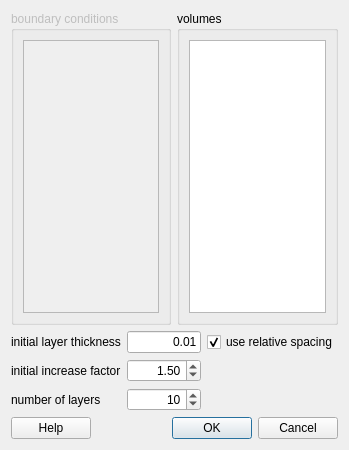
Before: the Qt Designer form src/guidivideboundarylayer.ui in enGits/engrid, drawn with Qt 5.
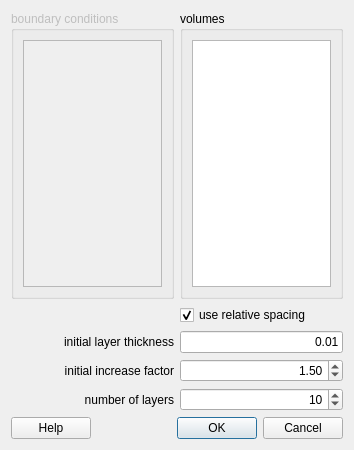
After: the same form once the commit is applied. Icons and pictures are not drawn.

```diff
--- a/src/guidivideboundarylayer.ui
+++ b/src/guidivideboundarylayer.ui
@@ -6,7 +6,7 @@
    <rect>
     <x>0</x>
     <y>0</y>
-    <width>349</width>
+    <width>354</width>
     <height>450</height>
    </rect>
   </property>
@@ -17,7 +17,7 @@
    <iconset resource="engrid.qrc">
     <normaloff>:/icons/resources/icons/G.png</normaloff>:/icons/resources/icons/G.png</iconset>
   </property>
-  <layout class="QGridLayout" name="gridLayout_2">
+  <layout class="QGridLayout" name="gridLayout">
    <item row="0" column="0">
     <widget class="QGroupBox" name="groupBox">
      <property name="enabled">
@@ -32,7 +32,7 @@
      <property name="title">
       <string>boundary conditions</string>
      </property>
-     <layout class="QHBoxLayout" name="horizontalLayout_2">
+     <layout class="QVBoxLayout" name="verticalLayout_2">
       <item>
        <widget class="QListWidget" name="listWidgetBC">
         <property name="sizePolicy">
@@ -64,33 +64,47 @@
      </layout>
     </widget>
    </item>
-   <item row="1" column="0" colspan="2">
-    <layout class="QGridLayout" name="gridLayout">
-     <item row="0" column="1">
-      <widget class="QLineEdit" name="lineEditH">
+   <item row="1" column="1">
+    <widget class="QCheckBox" name="checkBoxH">
        <property name="text">
-        <string>0.01</string>
-       </property>
-       <property name="alignment">
-        <set>Qt::AlignRight|Qt::AlignTrailing|Qt::AlignVCenter</set>
+      <string>use relative spacing</string>
+     </property>
+     <property name="checked">
+      <bool>true</bool>
        </property>
       </widget>
      </item>
-     <item row="0" column="0">
+   <item row="2" column="0">
       <widget class="QLabel" name="label">
        <property name="text">
         <string>initial layer thickness</string>
        </property>
-      </widget>
-     </item>
-     <item row="1" column="0">
+     <property name="alignment">
+      <set>Qt::AlignRight|Qt::AlignTrailing|Qt::AlignVCenter</set>
+     </property>
+    </widget>
+   </item>
+   <item row="2" column="1">
+    <widget class="QLineEdit" name="lineEditH">
+     <property name="text">
+      <string>0.01</string>
+     </property>
+     <property name="alignment">
+      <set>Qt::AlignRight|Qt::AlignTrailing|Qt::AlignVCenter</set>
+     </property>
+    </widget>
+   </item>
+   <item row="3" column="0">
       <widget class="QLabel" name="label_3">
        <property name="text">
         <string>initial increase factor</string>
        </property>
-      </widget>
-     </item>
-     <item row="1" column="1">
+     <property name="alignment">
+      <set>Qt::AlignRight|Qt::AlignTrailing|Qt::AlignVCenter</set>
+     </property>
+    </widget>
+   </item>
+   <item row="3" column="1">
       <widget class="QDoubleSpinBox" name="doubleSpinBoxF">
        <property name="alignment">
         <set>Qt::AlignRight|Qt::AlignTrailing|Qt::AlignVCenter</set>
@@ -109,7 +123,17 @@
        </property>
       </widget>
      </item>
-     <item row="2" column="1">
+   <item row="4" column="0">
+    <widget class="QLabel" name="label_2">
+     <property name="text">
+      <string>number of layers</string>
+     </property>
+     <property name="alignment">
+      <set>Qt::AlignRight|Qt::AlignTrailing|Qt::AlignVCenter</set>
+     </property>
+    </widget>
+   </item>
+   <item row="4" column="1">
       <widget class="QSpinBox" name="spinBoxLayers">
        <property name="alignment">
         <set>Qt::AlignRight|Qt::AlignTrailing|Qt::AlignVCenter</set>
@@ -122,26 +146,7 @@
        </property>
       </widget>
      </item>
-     <item row="2" column="0">
-      <widget class="QLabel" name="label_2">
-       <property name="text">
-        <string>number of layers</string>
-       </property>
-      </widget>
-     </item>
-     <item row="0" column="2">
-      <widget class="QCheckBox" name="checkBoxH">
-       <property name="text">
-        <string>use relative spacing</string>
-       </property>
-       <property name="checked">
-        <bool>true</bool>
-       </property>
-      </widget>
-     </item>
-    </layout>
-   </item>
-   <item row="2" column="0" colspan="2">
+   <item row="5" column="0" colspan="2">
     <layout class="QHBoxLayout" name="horizontalLayout">
      <item>
       <widget class="QPushButton" name="pushButtonHelp">
@@ -150,6 +155,19 @@
        </property>
       </widget>
      </item>
+     <item>
+      <spacer name="horizontalSpacer">
+       <property name="orientation">
+        <enum>Qt::Horizontal</enum>
+       </property>
+       <property name="sizeHint" stdset="0">
+        <size>
+         <width>40</width>
+         <height>20</height>
+        </size>
+       </property>
+      </spacer>
+     </item>
      <item>
       <widget class="QDialogButtonBox" name="buttonBox">
        <property name="orientation">
```
Lines whose indentation alone changed are shown as unchanged.
